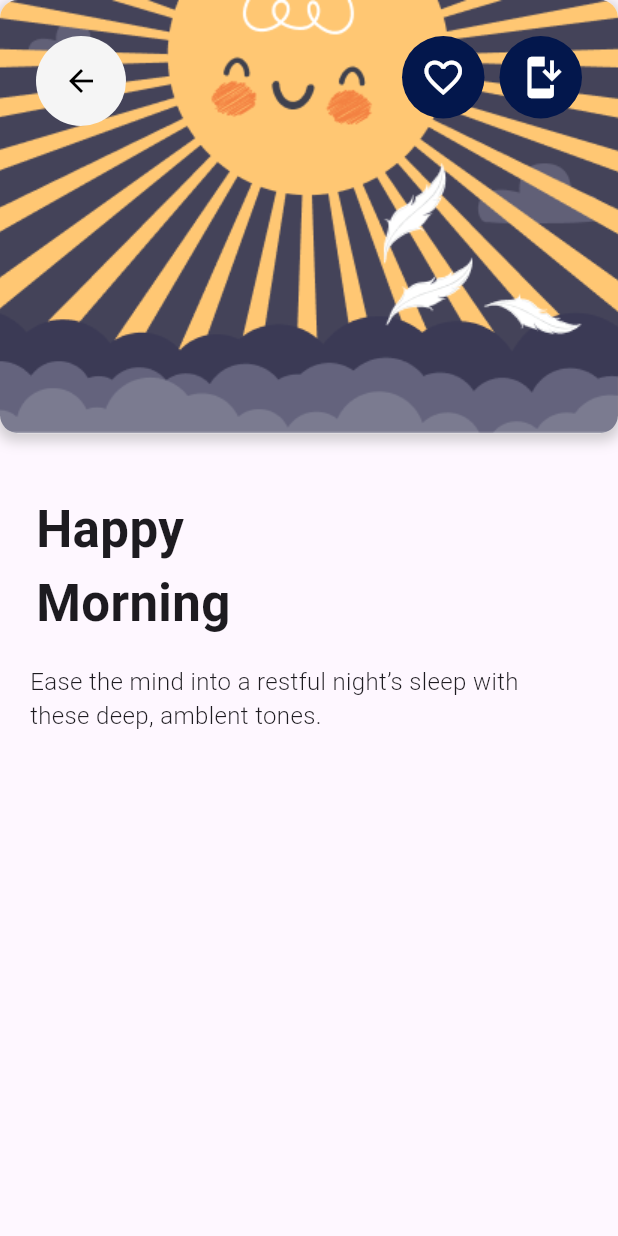
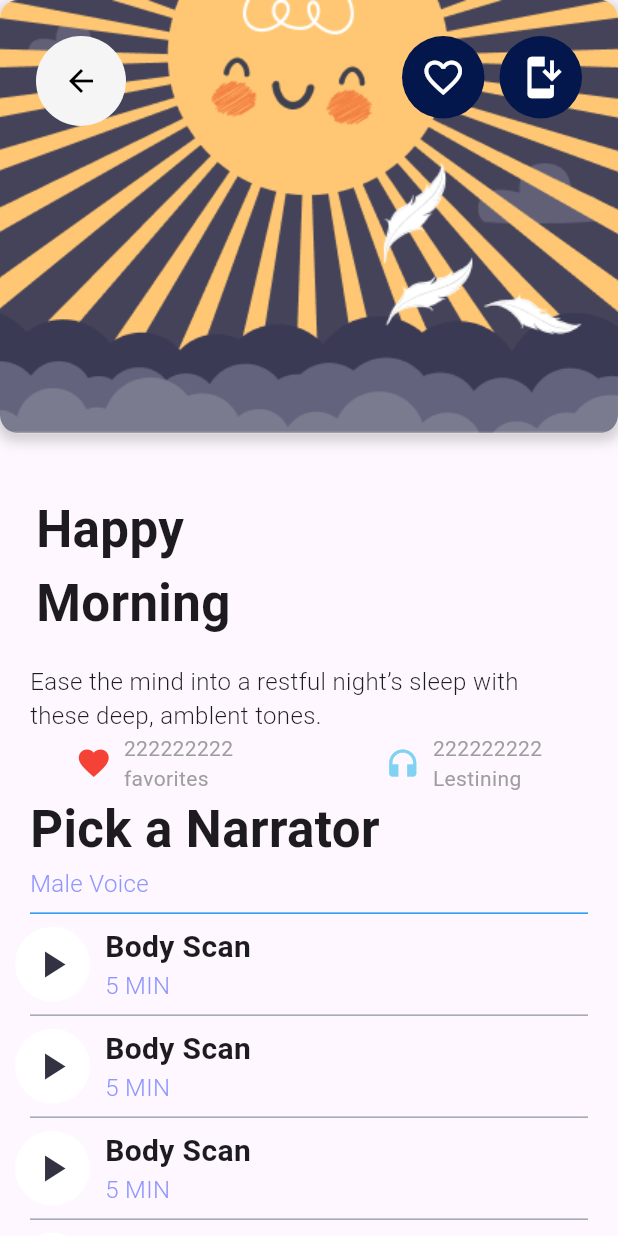
Before and after one commit to mazenelgaml/silentmoon, a Flutter app: the CoursedetailsScreen screen opened directly, on a phone screen of 412 x 824 dp. Run offline on Flutter 3.47's test engine with Material 3 defaults, Android fonts, the phone set to English and light mode, and no system bars; our stand-ins replace flutter_rating_bar, get, intl_phone_field.

Commit message:
Update coursedetails_screen.dart

```diff
--- a/lib/screens/course_details/coursedetails_screen.dart
+++ b/lib/screens/course_details/coursedetails_screen.dart
@@ -13,12 +13,16 @@ class CoursedetailsScreen extends StatefulWidget {
 class _CoursedetailsScreenState extends State<CoursedetailsScreen> {
   bool isFavorite = false; // Track favorite state
   bool isInstalled = false; // Track install state
+  ScrollController scroll=ScrollController();
 
   @override
   Widget build(BuildContext context) {
     return Scaffold(
-      body: Column(
+      body: SingleChildScrollView(
+        controller: scroll,
+        child: Column(
           crossAxisAlignment: CrossAxisAlignment.start,
+
           children: [
             Container(
               width: Get.width,
@@ -113,8 +117,149 @@ class _CoursedetailsScreenState extends State<CoursedetailsScreen> {
                 ),
               ],
             ),
+            Row(
+              mainAxisAlignment: MainAxisAlignment.spaceAround,
+              children: [
+                Row(
+                  children: [
+                    Icon(Icons.favorite, color: Colors.red),
+                    SizedBox(width: 8),
+                    Column(
+                      crossAxisAlignment: CrossAxisAlignment.start,
+                      children: [
+                        Text(
+                          "222222222",
+                          style: TextStyle(fontSize: 14, color: Colors.grey),
+                        ),
+                        Text(
+                          "favorites",
+                          style: TextStyle(fontSize: 14, color: Colors.grey),
+                        ),
+                      ],
+                    ),
+                  ],
+                ),
+                Row(
+                  children: [
+                    Icon(Icons.headphones, color: Color(0xff7FD2F2)),
+                    SizedBox(width: 8),
+                    Column(
+                      crossAxisAlignment: CrossAxisAlignment.start,
+                      children: [
+                        Text(
+                          "222222222",
+                          style: TextStyle(fontSize: 14, color: Colors.grey),
+                        ),
+                        Text(
+                          "Lestining",
+                          style: TextStyle(fontSize: 14, color: Colors.grey),
+                        ),
+                      ],
+                    ),
+                  ],
+                ),
+              ],
+            ),
+            Column(
+              crossAxisAlignment: CrossAxisAlignment.start,
+              mainAxisAlignment: MainAxisAlignment.start,
+              children: [
+                Padding(
+                  padding: EdgeInsets.only(left: 20.0),
+                  child: Text(
+                    "Pick a Narrator",
+                    style: TextStyle(
+                      fontSize: 34.0,
+                      fontWeight: FontWeight.bold,
+                    ),
+                  ),
+                ),
+                Padding(
+                  padding: EdgeInsets.only(left: 20.0),
+                  child: Text(
+                    "Male Voice",
+                    style: TextStyle(
+                      fontSize: 16.0,
+                      fontWeight: FontWeight.w300,
+                      color: Color(0xff8E97FD),
+
+                    ),
+                  ),
+                ),
+              ],
+            ),
+            Divider(
+              color: Colors.blue,
+              thickness: 1,
+              indent: 20,
+              endIndent: 20,
+            ),
+            Container(
+              width: Get.width,
+              height: Get.height*0.3,
+              child: ListView.builder(
+                controller: scroll,
+                itemCount: 10, // Replace with the number of items in your list
+                itemBuilder: (context, index) {
+                  return Column(
+                    children: [
+                      Row(
+                        children: [
+                          SizedBox(width: 10,),
+                          InkWell(
+                            onTap: (){},
+                            child: Container(
+                              width: 50,
+                              height: 50,
+                              decoration: BoxDecoration(
+                                color: Color(0xffffffff),
+                                borderRadius: BorderRadius.circular(100),
+                              ),
+                              child: Center(
+                                child: Icon(Icons.play_arrow,size: 30,color: Color(0xff333242)),
+                              ),
+                            ),
+                          ),
+                          SizedBox(width: 10,),
+                          Column(
+                            crossAxisAlignment: CrossAxisAlignment.start,
+                            mainAxisAlignment: MainAxisAlignment.start,
+                            children: [
+                              Text(
+                                "Body Scan", // Replace with your actual data e.g., data[index].title
+                                style: TextStyle(
+                                  fontSize: 20.0,
+                                  fontWeight: FontWeight.bold,
+                                ),
+                              ),
+                              Text(
+                                "5 MIN", // Replace with your actual data e.g., data[index].duration
+                                style: TextStyle(
+                                  fontSize: 16.0,
+                                  fontWeight: FontWeight.w300,
+                                  color: Color(0xff8E97FD),
+                                ),
+                              ),
+                            ],
+                          ),
+                        ],
+                      ),
+                      Divider(
+                        color:Color(0xffA1A4B2),
+                        thickness: 1,
+                        indent: 20,
+                        endIndent: 20,
+                      ),
+                    ],
+                  );
+                },
+              ),
+            )
+
+
 
           ],
+        ),
       ),
     );
   }
```
Lines whose indentation alone changed are shown as unchanged.
